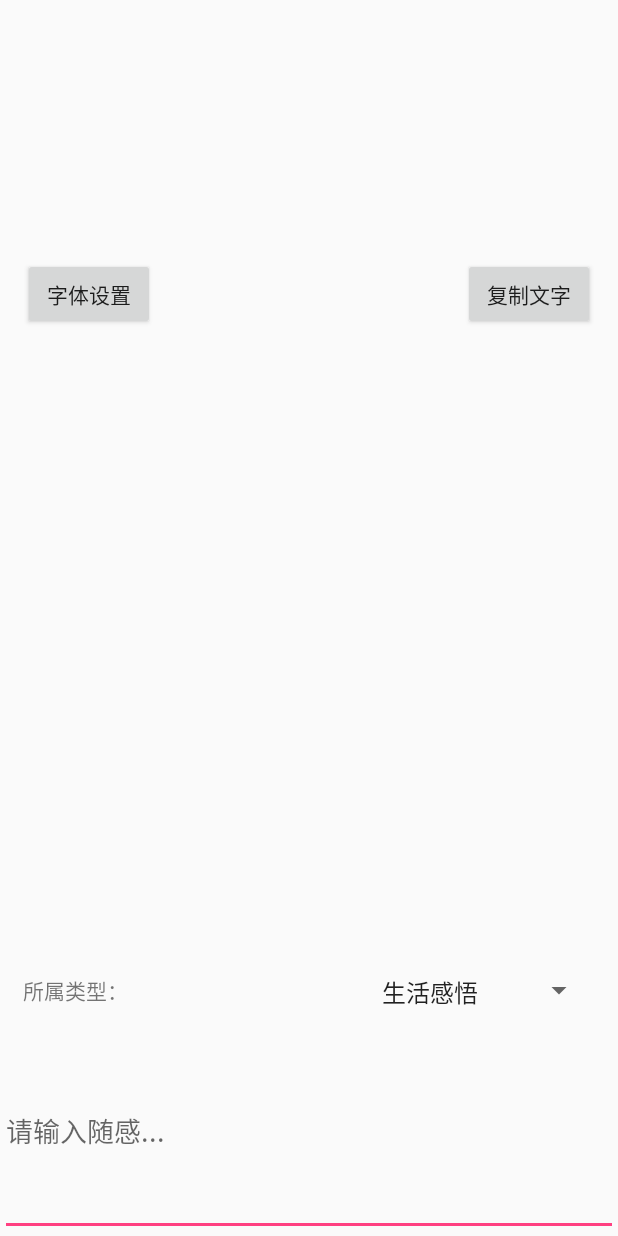
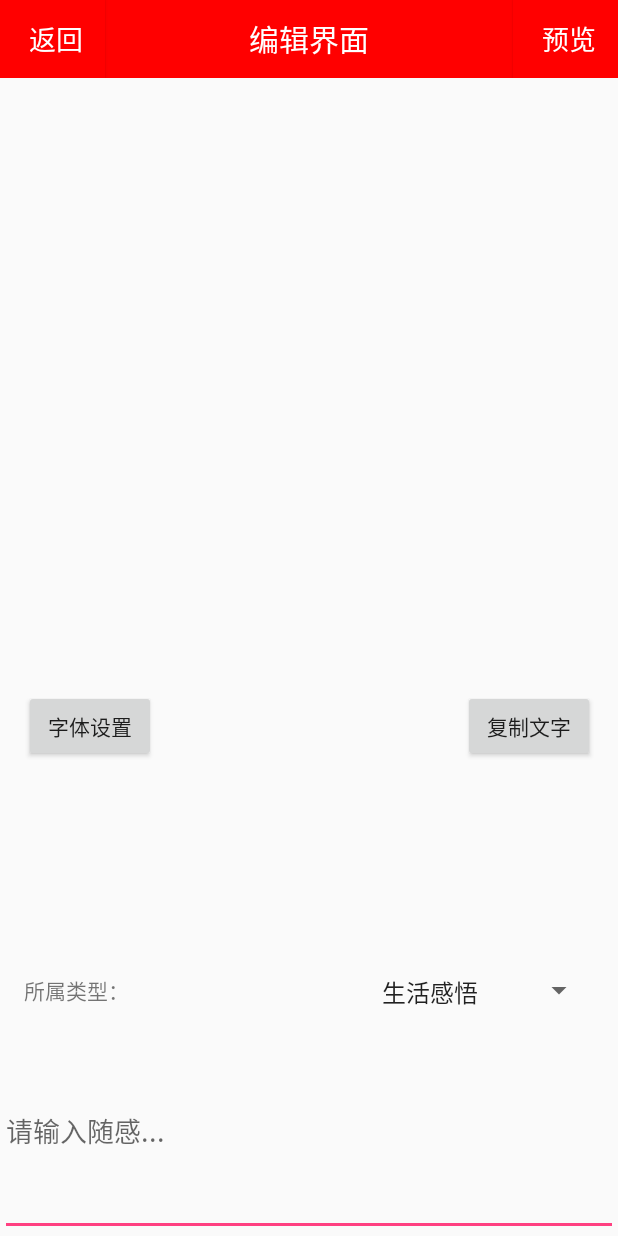
Before and after one commit to laizhiping/teamwork, an Android app: the layout activity_edit.xml on its own in the app's theme, with its tools: preview values and no code run, on a phone screen of 412 x 824 dp. Run offline under Robolectric (Android 15) with nearby library versions, the phone set to English and light mode, and no system bars.

Commit message:
编辑标题栏合并

```diff
--- a/MindPicking/app/src/main/java/com/example/acer/mindpicking/TitleActivity.java
+++ b/MindPicking/app/src/main/java/com/example/acer/mindpicking/TitleActivity.java
@@ -31,9 +31,9 @@ public class TitleActivity extends Activity implements OnClickListener {
     }
 
     private void setupViews() {
-        super.setContentView(R.layout.title);
+        super.setContentView(R.layout.activity_edit);
         mTitleTextView = (TextView) findViewById(R.id.text_title);
-        mContentLayout = (FrameLayout) findViewById(R.id.layout_content);
+
         mBackwardbButton = (Button) findViewById(R.id.button_backward);
         mForwardButton = (Button) findViewById(R.id.button_forward);
     }
--- a/MindPicking/app/src/main/res/layout/activity_edit.xml
+++ b/MindPicking/app/src/main/res/layout/activity_edit.xml
@@ -6,12 +6,66 @@
     android:layout_height="match_parent"
     >
 
+    <RelativeLayout
+        android:id="@+id/layout_titlebar"
+        android:layout_width="match_parent"
+        android:layout_height="52dp"
+        android:background="#FF0000">
+
+        <TextView
+            android:id="@+id/text_title"
+            android:layout_width="match_parent"
+            android:layout_height="match_parent"
+            android:ellipsize="marquee"
+            android:gravity="center_horizontal|center"
+            android:singleLine="true"
+            android:text="编辑界面"
+            android:textColor="#ffffffff"
+            android:textSize="20dp" />
+
+        <Button
+            android:id="@+id/button_backward"
+            android:layout_width="70dp"
+            android:layout_height="match_parent"
+            android:background="#FF0000"
+            android:drawablePadding="6dp"
+            android:ellipsize="end"
+            android:gravity="center"
+            android:onClick="onClick"
+            android:paddingLeft="5dp"
+            android:singleLine="true"
+            android:text="返回"
+            android:textColor="#ffffffff"
+            android:textSize="18dp"
+            android:visibility="visible" />
+
+        <Button
+            android:id="@+id/button_forward"
+            android:layout_width="70dp"
+            android:layout_height="match_parent"
+            android:layout_alignParentRight="true"
+            android:background="#FF0000"
+            android:drawablePadding="6dp"
+            android:ellipsize="end"
+            android:gravity="center"
+            android:onClick="onClick"
+            android:paddingLeft="5dp"
+            android:singleLine="true"
+            android:text="预览"
+            android:textColor="#ffffffff"
+            android:textSize="18dp"
+            android:visibility="visible" />
+
+    </RelativeLayout>
+
     <Button
         android:id="@+id/bt1"
         android:layout_width="wrap_content"
         android:layout_height="wrap_content"
-        android:layout_marginLeft="15dp"
-        android:layout_marginTop="172dp"
+        android:layout_above="@+id/textView"
+        android:layout_alignParentStart="true"
+        android:layout_marginBottom="141dp"
+        android:layout_marginStart="16dp"
         android:text="@string/button1" />
 
     <Button
--- a/MindPicking/app/src/main/res/values/styles.xml
+++ b/MindPicking/app/src/main/res/values/styles.xml
@@ -6,6 +6,7 @@
         <item name="colorPrimary">@color/colorPrimary</item>
         <item name="colorPrimaryDark">@color/colorPrimaryDark</item>
         <item name="colorAccent">@color/colorAccent</item>
+        <item name="windowNoTitle">true</item>
     </style>
 
 </resources>
```
Also changed, not shown: MindPicking/app/src/main/res/layout/activity_title.xml (deleted, +0 -16 lines), MindPicking/app/src/main/res/layout/title.xml (deleted, +0 -53 lines).
